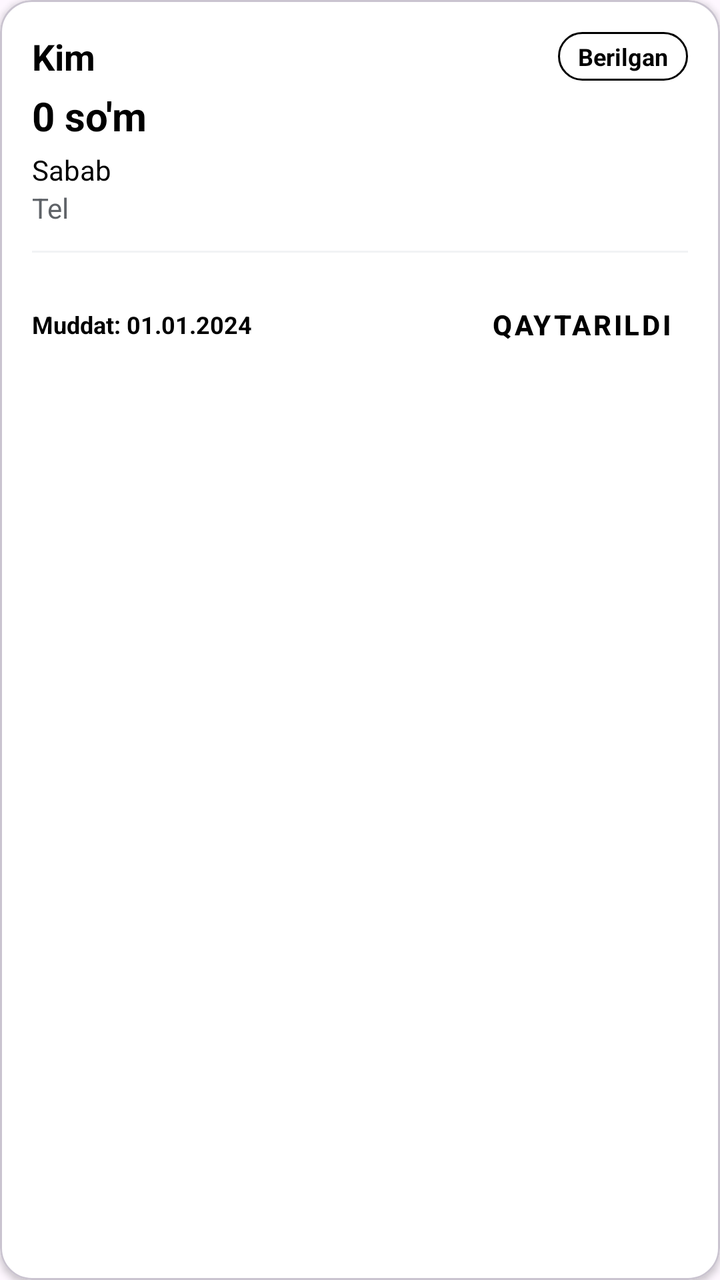
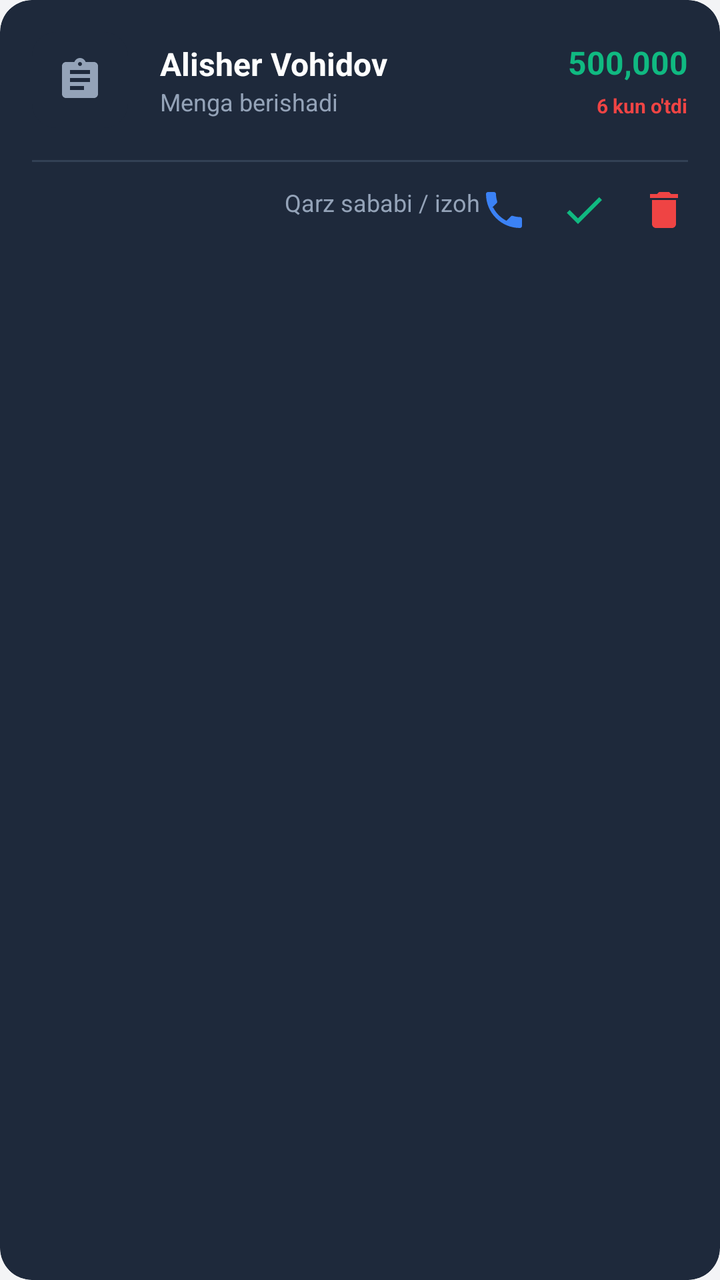

An Android layout rendered at two revisions. The XML below is the earlier revision; the diff shows what the commit changed to produce the second picture.
<!-- AndroidManifest.xml: application theme Theme.Haftalikharajat -->
<!-- res/layout/item_debt.xml -->
<?xml version="1.0" encoding="utf-8"?>
<com.google.android.material.card.MaterialCardView xmlns:android="http://schemas.android.com/apk/res/android"
    xmlns:app="http://schemas.android.com/apk/res-auto"
    android:layout_width="match_parent"
    android:layout_height="wrap_content"
    android:layout_marginBottom="12dp"
    app:cardCornerRadius="16dp"
    app:cardElevation="2dp"
    app:cardBackgroundColor="@color/surface">

    <LinearLayout
        android:layout_width="match_parent"
        android:layout_height="wrap_content"
        android:orientation="vertical"
        android:padding="16dp">

        <LinearLayout
            android:layout_width="match_parent"
            android:layout_height="wrap_content"
            android:orientation="horizontal"
            android:gravity="center_vertical">

            <TextView
                android:id="@+id/tvDebtPerson"
                android:layout_width="0dp"
                android:layout_height="wrap_content"
                android:layout_weight="1"
                android:text="Kim"
                android:textSize="18sp"
                android:textStyle="bold"
                android:textColor="@color/black"/>

            <TextView
                android:id="@+id/tvDebtType"
                android:layout_width="wrap_content"
                android:layout_height="wrap_content"
                android:paddingHorizontal="10dp"
                android:paddingVertical="4dp"
                android:background="@drawable/badge_bg"
                android:text="Berilgan"
                android:textColor="@color/black"
                android:textSize="12sp"
                android:textStyle="bold"/>
        </LinearLayout>

        <TextView
            android:id="@+id/tvDebtAmount"
            android:layout_width="wrap_content"
            android:layout_height="wrap_content"
            android:text="0 so'm"
            android:textSize="20sp"
            android:textColor="@color/black"
            android:textStyle="bold"
            android:layout_marginTop="4dp"/>

        <TextView
            android:id="@+id/tvDebtReason"
            android:layout_width="wrap_content"
            android:layout_height="wrap_content"
            android:text="Sabab"
            android:textSize="14sp"
            android:textColor="@color/black"
            android:layout_marginTop="4dp"/>

        <TextView
            android:id="@+id/tvDebtPhone"
            android:layout_width="wrap_content"
            android:layout_height="wrap_content"
            android:text="Tel"
            android:textSize="14sp"
            android:textColor="@color/secondary"/>

        <View
            android:layout_width="match_parent"
            android:layout_height="1dp"
            android:background="@color/edit_text_bg"
            android:layout_marginTop="12dp"
            android:layout_marginBottom="12dp"/>

        <LinearLayout
            android:layout_width="match_parent"
            android:layout_height="wrap_content"
            android:orientation="horizontal"
            android:gravity="center_vertical">

            <TextView
                android:id="@+id/tvDebtDue"
                android:layout_width="0dp"
                android:layout_height="wrap_content"
                android:layout_weight="1"
                android:text="Muddat: 01.01.2024"
                android:textSize="12sp"
                android:textColor="@color/black"
                android:textStyle="bold"/>

            <Button
                android:id="@+id/btnPay"
                style="@style/Widget.MaterialComponents.Button.TextButton"
                android:layout_width="wrap_content"
                android:layout_height="wrap_content"
                android:text="Qaytarildi"
                android:textColor="@color/black"
                android:textStyle="bold"/>
        </LinearLayout>

    </LinearLayout>
</com.google.android.material.card.MaterialCardView>
<!-- resources referenced by this layout -->
<resources>
  <color name="black">#000000</color>
  <color name="edit_text_bg">#F1F3F5</color>
  <color name="secondary">#5F6368</color>
  <color name="surface">#FFFFFF</color>
  <!-- drawable badge_bg (drawable) -->
  <?xml version="1.0" encoding="utf-8"?>
  <shape xmlns:android="http://schemas.android.com/apk/res/android">
      <stroke android:width="1dp" android:color="@color/black"/>
      <corners android:radius="12dp"/>
  </shape>
  <style name="Theme.Haftalikharajat" parent="Base.Theme.Haftalikharajat" />
  <style name="Base.Theme.Haftalikharajat" parent="Theme.Material3.DayNight.NoActionBar">
          
          <item name="android:statusBarColor">#F0F2F5</item>
          <item name="android:windowLightStatusBar" tools:targetApi="m">true</item>
      </style>
</resources>

<!-- the commit's change to res/layout/item_debt.xml (unified diff, before → after) -->
@@ -5,8 +5,8 @@
     android:layout_height="wrap_content"
     android:layout_marginBottom="12dp"
     app:cardCornerRadius="16dp"
-    app:cardElevation="2dp"
-    app:cardBackgroundColor="@color/surface">
+    app:cardBackgroundColor="#1E293B"
+    app:strokeWidth="0dp">
 
     <LinearLayout
         android:layout_width="match_parent"
@@ -14,94 +14,140 @@
         android:orientation="vertical"
         android:padding="16dp">
 
-        <LinearLayout
+        <RelativeLayout
             android:layout_width="match_parent"
             android:layout_height="wrap_content"
-            android:orientation="horizontal"
             android:gravity="center_vertical">
 
-            <TextView
-                android:id="@+id/tvDebtPerson"
-                android:layout_width="0dp"
-                android:layout_height="wrap_content"
-                android:layout_weight="1"
-                android:text="Kim"
-                android:textSize="18sp"
-                android:textStyle="bold"
-                android:textColor="@color/black"/>
+            <FrameLayout
+                android:id="@+id/flIconContainer"
+                android:layout_width="48dp"
+                android:layout_height="48dp"
+                android:background="@drawable/bg_input_dark">
+                <ImageView
+                    android:id="@+id/ivDebtIcon"
+                    android:layout_width="24dp"
+                    android:layout_height="24dp"
+                    android:layout_gravity="center"
+                    android:src="@drawable/ic_debt"
+                    app:tint="#94A3B8"/>
+            </FrameLayout>
 
-            <TextView
-                android:id="@+id/tvDebtType"
+            <LinearLayout
                 android:layout_width="wrap_content"
                 android:layout_height="wrap_content"
-                android:paddingHorizontal="10dp"
-                android:paddingVertical="4dp"
-                android:background="@drawable/badge_bg"
-                android:text="Berilgan"
-                android:textColor="@color/black"
-                android:textSize="12sp"
-                android:textStyle="bold"/>
-        </LinearLayout>
+                android:layout_toEndOf="@id/flIconContainer"
+                android:layout_marginStart="16dp"
+                android:orientation="vertical"
+                android:layout_centerVertical="true">
 
-        <TextView
-            android:id="@+id/tvDebtAmount"
-            android:layout_width="wrap_content"
-            android:layout_height="wrap_content"
-            android:text="0 so'm"
-            android:textSize="20sp"
-            android:textColor="@color/black"
-            android:textStyle="bold"
-            android:layout_marginTop="4dp"/>
+                <TextView
+                    android:id="@+id/tvDebtPerson"
+                    android:layout_width="wrap_content"
+                    android:layout_height="wrap_content"
+                    android:text="Alisher Vohidov"
+                    android:textColor="@color/white"
+                    android:textSize="16sp"
+                    android:textStyle="bold" />
 
-        <TextView
-            android:id="@+id/tvDebtReason"
-            android:layout_width="wrap_content"
-            android:layout_height="wrap_content"
-            android:text="Sabab"
-            android:textSize="14sp"
-            android:textColor="@color/black"
-            android:layout_marginTop="4dp"/>
+                <TextView
+                    android:id="@+id/tvDebtType"
+                    android:layout_width="wrap_content"
+                    android:layout_height="wrap_content"
+                    android:text="Menga berishadi"
+                    android:textColor="#94A3B8"
+                    android:textSize="12sp" />
+            </LinearLayout>
 
-        <TextView
-            android:id="@+id/tvDebtPhone"
-            android:layout_width="wrap_content"
-            android:layout_height="wrap_content"
-            android:text="Tel"
-            android:textSize="14sp"
-            android:textColor="@color/secondary"/>
+            <LinearLayout
+                android:layout_width="wrap_content"
+                android:layout_height="wrap_content"
+                android:layout_alignParentEnd="true"
+                android:orientation="vertical"
+                android:gravity="end"
+                android:layout_centerVertical="true">
+
+                <TextView
+                    android:id="@+id/tvDebtAmount"
+                    android:layout_width="wrap_content"
+                    android:layout_height="wrap_content"
+                    android:text="500,000"
+                    android:textColor="#10B981"
+                    android:textSize="16sp"
+                    android:textStyle="bold" />
+
+                <TextView
+                    android:id="@+id/tvDebtStatus"
+                    android:layout_width="wrap_content"
+                    android:layout_height="wrap_content"
+                    android:text="6 kun o'tdi"
+                    android:textColor="#EF4444"
+                    android:textSize="10sp"
+                    android:textStyle="bold"
+                    android:layout_marginTop="4dp" />
+            </LinearLayout>
+        </RelativeLayout>
 
         <View
             android:layout_width="match_parent"
             android:layout_height="1dp"
-            android:background="@color/edit_text_bg"
-            android:layout_marginTop="12dp"
+            android:background="#334155"
+            android:layout_marginTop="16dp"
             android:layout_marginBottom="12dp"/>
 
-        <LinearLayout
+        <RelativeLayout
             android:layout_width="match_parent"
-            android:layout_height="wrap_content"
-            android:orientation="horizontal"
-            android:gravity="center_vertical">
+            android:layout_height="wrap_content">
 
             <TextView
-                android:id="@+id/tvDebtDue"
-                android:layout_width="0dp"
-                android:layout_height="wrap_content"
-                android:layout_weight="1"
-                android:text="Muddat: 01.01.2024"
-                android:textSize="12sp"
-                android:textColor="@color/black"
-                android:textStyle="bold"/>
-
-            <Button
-                android:id="@+id/btnPay"
-                style="@style/Widget.MaterialComponents.Button.TextButton"
+                android:id="@+id/tvDebtReason"
                 android:layout_width="wrap_content"
                 android:layout_height="wrap_content"
-                android:text="Qaytarildi"
-                android:textColor="@color/black"
-                android:textStyle="bold"/>
-        </LinearLayout>
+                android:text="Qarz sababi / izoh"
+                android:textColor="#94A3B8"
+                android:textSize="12sp"
+                android:maxLines="1"
+                android:ellipsize="end"
+                android:layout_toStartOf="@+id/llActions"/>
+
+            <LinearLayout
+                android:id="@+id/llActions"
+                android:layout_width="wrap_content"
+                android:layout_height="wrap_content"
+                android:layout_alignParentEnd="true"
+                android:orientation="horizontal"
+                android:gravity="center_vertical">
+
+                <ImageButton
+                    android:id="@+id/btnCall"
+                    android:layout_width="24dp"
+                    android:layout_height="24dp"
+                    android:background="?attr/selectableItemBackgroundBorderless"
+                    android:src="@drawable/ic_call"
+                    app:tint="#3B82F6"
+                    android:scaleType="centerInside"/>
+
+                <ImageButton
+                    android:id="@+id/btnPay"
+                    android:layout_width="24dp"
+                    android:layout_height="24dp"
+                    android:background="?attr/selectableItemBackgroundBorderless"
+                    android:src="@drawable/ic_check"
+                    app:tint="#10B981"
+                    android:layout_marginStart="16dp"
+                    android:scaleType="centerInside"/>
+
+                <ImageButton
+                    android:id="@+id/btnDelete"
+                    android:layout_width="24dp"
+                    android:layout_height="24dp"
+                    android:background="?attr/selectableItemBackgroundBorderless"
+                    android:src="@drawable/ic_delete"
+                    app:tint="#EF4444"
+                    android:layout_marginStart="16dp"
+                    android:scaleType="centerInside"/>
+            </LinearLayout>
+        </RelativeLayout>
 
     </LinearLayout>
 </com.google.android.material.card.MaterialCardView>
<!-- resource entries referenced after the edit -->
@@ -1,20 +1,63 @@
 <!-- resources referenced by this layout -->
 <resources>
-  <color name="black">#000000</color>
-  <color name="edit_text_bg">#F1F3F5</color>
-  <color name="secondary">#5F6368</color>
-  <color name="surface">#FFFFFF</color>
-  <!-- drawable badge_bg (drawable) -->
+  <color name="white">#FFFFFF</color>
+  <!-- drawable bg_input_dark (drawable) -->
   <?xml version="1.0" encoding="utf-8"?>
   <shape xmlns:android="http://schemas.android.com/apk/res/android">
-      <stroke android:width="1dp" android:color="@color/black"/>
-      <corners android:radius="12dp"/>
+      <solid android:color="#1E293B" />
+      <corners android:radius="12dp" />
   </shape>
+  <!-- drawable ic_call (drawable) -->
+  <vector xmlns:android="http://schemas.android.com/apk/res/android"
+      android:width="24dp"
+      android:height="24dp"
+      android:viewportWidth="24"
+      android:viewportHeight="24"
+      android:tint="#EF4444">
+    <path
+        android:fillColor="@android:color/white"
+        android:pathData="M6.62,10.79c1.44,2.82 3.76,5.14 6.59,6.59l2.2,-2.2c0.27,-0.27 0.67,-0.36 1.02,-0.24 1.12,0.37 2.33,0.57 3.57,0.57 0.55,0 1,0.45 1,1V20c0,0.55 -0.45,1 -1,1 -9.39,0 -17,-7.61 -17,-17 0,-0.55 0.45,-1 1,-1H7c0.55,0 1,0.45 1,1 0,1.25 0.2,2.45 0.57,3.57 0.11,0.35 0.03,0.75 -0.25,1.02l-2.2,2.2z"/>
+  </vector>
+  <!-- drawable ic_check (drawable) -->
+  <vector xmlns:android="http://schemas.android.com/apk/res/android"
+      android:width="24dp"
+      android:height="24dp"
+      android:viewportWidth="24"
+      android:viewportHeight="24"
+      android:tint="#10B981">
+    <path
+        android:fillColor="@android:color/white"
+        android:pathData="M9,16.17L4.83,12l-1.42,1.41L9,19 21,7l-1.41,-1.41z"/>
+  </vector>
+  <!-- drawable ic_debt (drawable) -->
+  <vector xmlns:android="http://schemas.android.com/apk/res/android"
+      android:width="24dp"
+      android:height="24dp"
+      android:viewportWidth="24"
+      android:viewportHeight="24">
+      <path
+          android:fillColor="#000000"
+          android:pathData="M19,3h-4.18C14.4,1.84 13.3,1 12,1S9.6,1.84 9.18,3H5C3.9,3 3,3.9 3,5v14c0,1.1 0.9,2 2,2h14c1.1,0 2,-0.9 2,-2V5C21,3.9 20.1,3 19,3zM12,3c0.55,0 1,0.45 1,1s-0.45,1 -1,1s-1,-0.45 -1,-1S11.45,3 12,3zM14,17L7,17v-2h7v2zM17,13L7,13v-2h10v2zM17,9L7,9V7h10v2z"/>
+  </vector>
+  <!-- drawable ic_delete (drawable) -->
+  <vector xmlns:android="http://schemas.android.com/apk/res/android"
+      android:width="24dp"
+      android:height="24dp"
+      android:viewportWidth="24"
+      android:viewportHeight="24"
+      android:tint="?attr/colorControlNormal">
+    <path
+        android:fillColor="@android:color/white"
+        android:pathData="M6,19c0,1.1 0.9,2 2,2h8c1.1,0 2,-0.9 2,-2V7H6v12zM19,4h-3.5l-1,-1h-5l-1,1H5v2h14V4z"/>
+  </vector>
   <style name="Theme.Haftalikharajat" parent="Base.Theme.Haftalikharajat" />
   <style name="Base.Theme.Haftalikharajat" parent="Theme.Material3.DayNight.NoActionBar">
-          
-          <item name="android:statusBarColor">#F0F2F5</item>
+          <item name="colorPrimary">@color/primary</item>
+          <item name="android:windowBackground">@color/bg_app</item>
+          <item name="android:statusBarColor">@color/bg_app</item>
           <item name="android:windowLightStatusBar" tools:targetApi="m">true</item>
       </style>
+  <color name="primary">#3B82F6</color>
+  <color name="bg_app">#F3F4F6</color>
 </resources>
 
